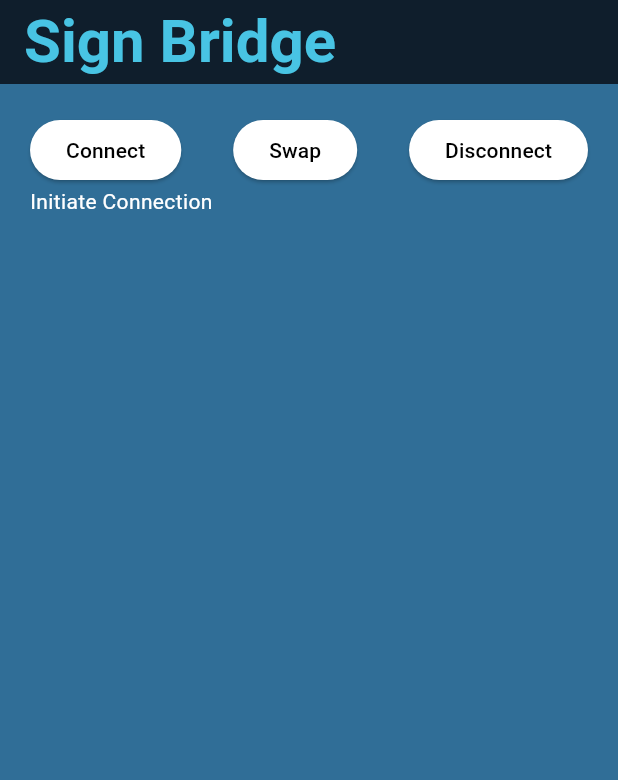
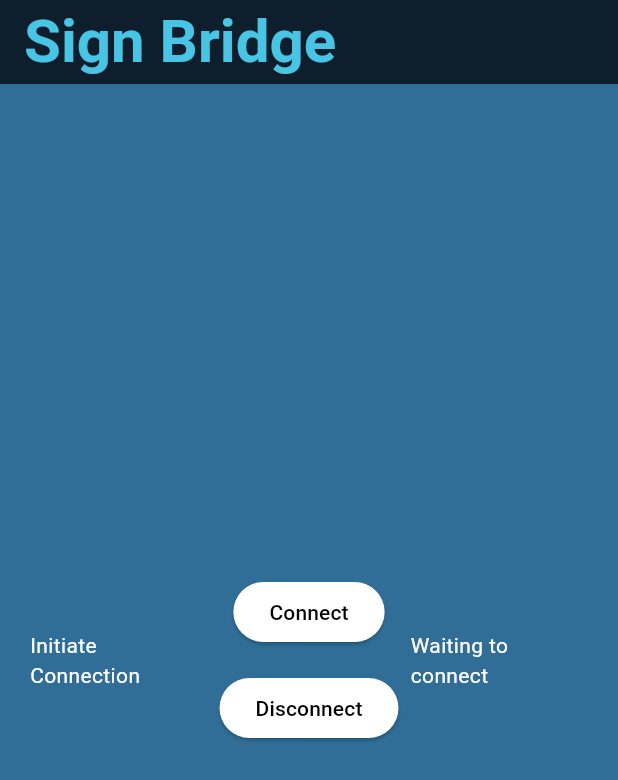
Before and after one commit to Adhulraj/sign_ai, a Flutter app: the screen it shows after launch, on a phone screen of 412 x 824 dp. Shown: the top 780 px of the screen. Run offline on Flutter 3.47's test engine with Material 3 defaults, Android fonts, the light colour scheme and no system bars.

Commit message:
minor change in ui

```diff
--- a/lib/main.dart
+++ b/lib/main.dart
@@ -57,38 +57,15 @@ class _SignTranslateState extends State<SignTranslate> {
                 255, 48, 110, 151)), //change to Color.fromARGB(255, 15, 30, 44)
         child: Padding(
           padding: const EdgeInsets.all(20.0),
-          child: Center(
-            child: Column(
-              children: [
-                Row(
+          child: Row(
             mainAxisAlignment: MainAxisAlignment.spaceBetween,
             children: [
-                    ElevatedButton(
-                      onPressed: () => connect(context),
-                      // style: buttonStyle,
-                      style: btnStyle,
-                      child: const Text("Connect"),
-                    ),
-                    ElevatedButton(
-                      onPressed: () {},
-                      style: btnStyle,
-                      child: const Text("Swap"),
-                    ),
-                    ElevatedButton(
-                      onPressed: disconnect,
-                      style: btnStyle,
-                      // style: buttonStyle,
-                      child: const Text("Disconnect"),
-                    ),
-                  ],
-                ),
-                Row(
-                  children: [
-                    _isConnected
+              Expanded(
+                child: Center(
+                  child: Container(
+                    child: _isConnected
                         ? Padding(
                             padding: const EdgeInsets.all(8.0),
-                            child: SizedBox(
-                              // width: 250,
                             child: StreamBuilder(
                               stream: _socket.stream,
                               builder: (context, snapshot) {
@@ -117,14 +94,46 @@ class _SignTranslateState extends State<SignTranslate> {
                                 );
                               },
                             ),
-                            ),
                           )
                         : const Text(
                             "Initiate Connection",
                             style: TextStyle(color: Colors.white),
                           ),
-
-                    _isConnected
+                  ),
+                ),
+              ),
+              Column(
+                mainAxisAlignment: MainAxisAlignment.center,
+                children: [
+                  Padding(
+                    padding: const EdgeInsets.all(8.0),
+                    child: ElevatedButton(
+                      onPressed: () => connect(context),
+                      // style: buttonStyle,
+                      style: btnStyle,
+                      child: const Text("Connect"),
+                    ),
+                  ),
+                  // Padding(
+                  //   padding: const EdgeInsets.all(8.0),
+                  //   child: ElevatedButton(
+                  //     onPressed: () {},
+                  //     style: btnStyle,
+                  //     child: const Text("Swap"),
+                  //   ),
+                  // ),
+                  Padding(
+                    padding: const EdgeInsets.all(8.0),
+                    child: ElevatedButton(
+                      onPressed: disconnect,
+                      style: btnStyle,
+                      // style: buttonStyle,
+                      child: const Text("Disconnect"),
+                    ),
+                  ),
+                ],
+              ),
+              Expanded(child:_isConnected
                   ? Padding(
                       padding: const EdgeInsets.all(8.0),
                       child: SizedBox(
@@ -150,13 +159,12 @@ class _SignTranslateState extends State<SignTranslate> {
                       ),
                     )
                   : const Text(
-                            " ",
+                      "Waiting to connect",
+                      style: TextStyle(color: Colors.white),
                     ),
+               )
               // const Text('Data from server',style: TextStyle(color: Colors.white))
             ],
-                ),
-              ],
-            ),
           ),
         ),
       ),
```
Lines whose indentation alone changed are shown as unchanged.
